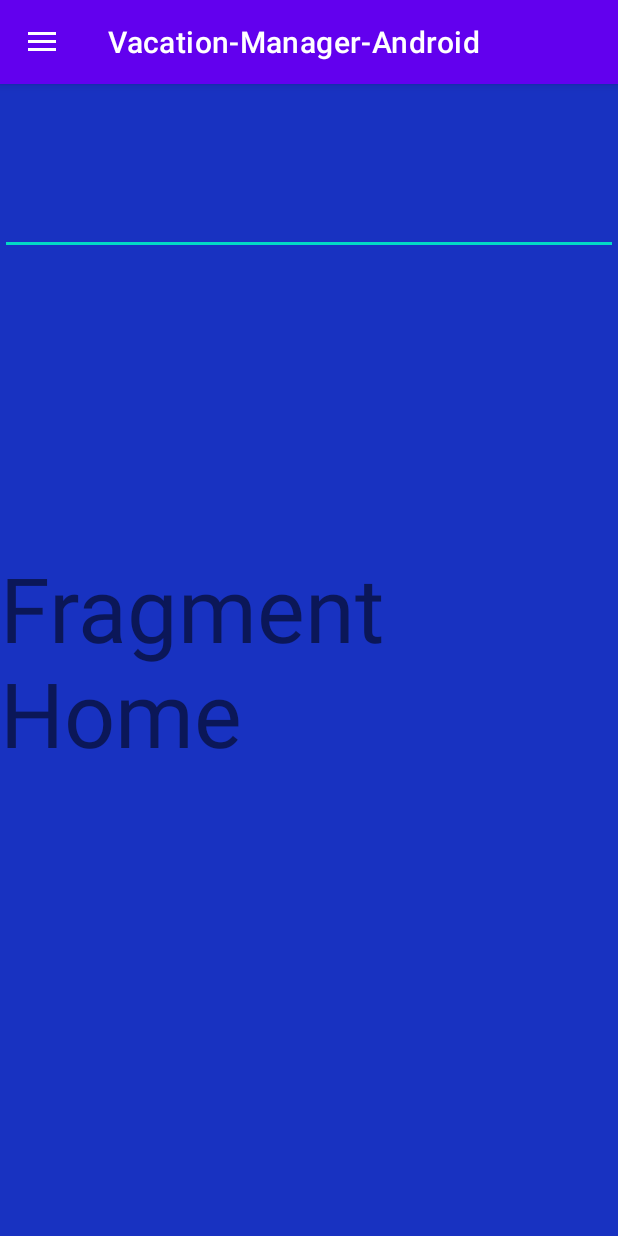
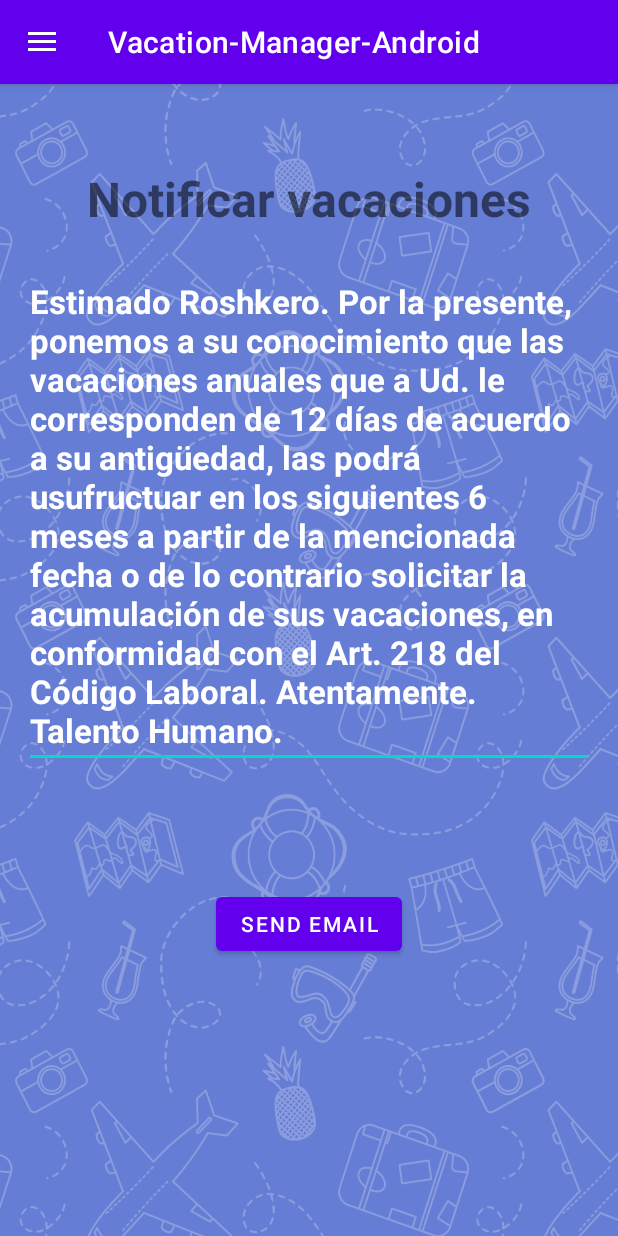
Before and after one commit to EduardoVicente1/Vacation-Manager-Android, an Android app: the HostActivity screen opened directly, with no data from a screen before it, in the side drawer, after a tap on "Aviso de Vacaciones", on a phone screen of 412 x 824 dp. Run offline under Robolectric (Android 15) with nearby library versions, the phone set to English and light mode, and no system bars.

Commit message:
We added Send Email Notification fragment

```diff
--- /dev/null
+++ b/app/src/main/java/com/example/vacation_manager_android/Fragments/SendNotifFragment.kt
@@ -0,0 +1,80 @@
+package com.paulocabelloacha.sendnotif
+
+import android.content.Intent
+import android.net.Uri
+import android.os.Bundle
+import androidx.fragment.app.Fragment
+import android.view.LayoutInflater
+import android.view.View
+import android.view.ViewGroup
+import android.widget.Button
+import android.widget.EditText
+import com.example.vacation_manager_android.R
+
+private const val ARG_PARAM1 = "param1"
+private const val ARG_PARAM2 = "param2"
+
+class SendNotifFragment : Fragment() {
+    private var param1: String? = null
+    private var param2: String? = null
+
+    private lateinit var etBody: EditText
+    private lateinit var btnEmail: Button
+    private lateinit var emailAddresses: Array<String>
+    private lateinit var subject: String
+    private lateinit var body: String
+
+    override fun onCreate(savedInstanceState: Bundle?) {
+        super.onCreate(savedInstanceState)
+        arguments?.let {
+            param1 = it.getString(ARG_PARAM1)
+            param2 = it.getString(ARG_PARAM2)
+        }
+    }
+
+    override fun onCreateView(inflater: LayoutInflater, container: ViewGroup?, savedInstanceState: Bundle?): View? {
+        // Inflate the layout for this fragment
+        return inflater.inflate(R.layout.fragment_send_notif, container, false)
+    }
+
+    override fun onViewCreated(view: View, savedInstanceState: Bundle?) {
+        super.onViewCreated(view, savedInstanceState)
+
+        initVariables(view)
+
+        btnEmail.setOnClickListener {
+            /** Update del edit text **/
+            body = etBody.text.toString()
+
+            val selectorIntent = Intent(Intent.ACTION_SENDTO)
+            selectorIntent.setData(Uri.parse("mailto:"))
+
+            val sendIntent = Intent(Intent.ACTION_SEND)
+            sendIntent.putExtra(Intent.EXTRA_EMAIL, emailAddresses)
+            sendIntent.putExtra(Intent.EXTRA_SUBJECT, subject)
+            sendIntent.putExtra(Intent.EXTRA_TEXT, body)
+            sendIntent.setSelector(selectorIntent)
+            activity?.startActivity(Intent.createChooser(sendIntent, "Send email..."));
+        }
+    }
+
+    private fun initVariables(view: View) {
+        etBody = view.findViewById(R.id.et_body)
+        btnEmail = view.findViewById(R.id.btn_email)
+        // Aqui debe asignar la dir de correo del funcionario
+        emailAddresses = arrayOf("mdocarmo@roshka.com")
+        subject = "ROSHKA - Notificación de vacaciones cusadas"
+        body = etBody.text.toString()
+    }
+
+    companion object {
+        @JvmStatic
+        fun newInstance(param1: String, param2: String) =
+            SendNotifFragment().apply {
+                arguments = Bundle().apply {
+                    putString(ARG_PARAM1, param1)
+                    putString(ARG_PARAM2, param2)
+                }
+            }
+    }
+}
--- a/app/src/main/java/com/example/vacation_manager_android/HostActivity.kt
+++ b/app/src/main/java/com/example/vacation_manager_android/HostActivity.kt
@@ -16,7 +16,9 @@ import androidx.drawerlayout.widget.DrawerLayout
 import androidx.fragment.app.FragmentTransaction
 import com.example.vacation_manager_android.Fragments.FragmentHome
 import com.example.vacation_manager_android.Fragments.FragmentVacationReque
+import com.example.vacation_manager_android.databinding.FragmentSendNotifBinding
 import com.google.android.material.navigation.NavigationView
+import com.paulocabelloacha.sendnotif.SendNotifFragment
 
 class HostActivity : AppCompatActivity(), NavigationView.OnNavigationItemSelectedListener {
 
@@ -44,6 +46,7 @@ class HostActivity : AppCompatActivity(), NavigationView.OnNavigationItemSelecte
     override fun onNavigationItemSelected(item: MenuItem): Boolean {
         val fragmenthome= FragmentHome.newInstance("","")
         val fragmentvacation= FragmentVacationReque.newInstance("","")
+        val fragmentNotifEmail = SendNotifFragment.newInstance("", "")
         when(item.itemId){
             R.id.m_item1 -> supportFragmentManager.beginTransaction()
                 .replace(R.id.contiene_Fragments,fragmenthome)
@@ -56,7 +59,7 @@ class HostActivity : AppCompatActivity(), NavigationView.OnNavigationItemSelecte
                 .addToBackStack(null)
                 .commit()
             R.id.m_item3 -> supportFragmentManager.beginTransaction()
-                .replace(R.id.contiene_Fragments, fragmenthome)
+                .replace(R.id.contiene_Fragments, fragmentNotifEmail)
                 .setTransition(FragmentTransaction.TRANSIT_FRAGMENT_OPEN)
                 .addToBackStack(null)
                 .commit()
--- /dev/null
+++ b/app/src/main/res/layout/fragment_send_notif.xml
@@ -0,0 +1,52 @@
+<?xml version="1.0" encoding="utf-8"?>
+<androidx.constraintlayout.widget.ConstraintLayout xmlns:android="http://schemas.android.com/apk/res/android"
+    xmlns:tools="http://schemas.android.com/tools"
+    android:layout_width="match_parent"
+    android:layout_height="match_parent"
+    xmlns:app="http://schemas.android.com/apk/res-auto"
+    android:background="@drawable/background_splash_screen"
+    android:alpha="0.8"
+    tools:context=".HostActivity">
+
+    <TextView
+        android:id="@+id/tv_title"
+        android:layout_width="wrap_content"
+        android:layout_height="wrap_content"
+        app:layout_constraintStart_toStartOf="parent"
+        app:layout_constraintEnd_toEndOf="parent"
+        app:layout_constraintTop_toTopOf="parent"
+        app:layout_constraintBottom_toTopOf="@id/et_body"
+        android:layout_marginTop="32dp"
+        android:textStyle="bold"
+        android:text="Notificar vacaciones"
+        android:textSize="32dp"
+        />
+
+    <EditText
+        android:id="@+id/et_body"
+        android:layout_width="match_parent"
+        android:layout_height="wrap_content"
+        app:layout_constraintStart_toStartOf="parent"
+        app:layout_constraintEnd_toEndOf="parent"
+        app:layout_constraintTop_toTopOf="parent"
+        android:layout_marginTop="120dp"
+        android:layout_marginStart="16dp"
+        android:layout_marginEnd="16dp"
+        android:textSize="22dp"
+        android:textStyle="bold"
+        android:textColor="@color/white"
+        android:text="@string/notif_body_text"
+        />
+
+    <Button
+        android:id="@+id/btn_email"
+        android:layout_width="wrap_content"
+        android:layout_height="wrap_content"
+        android:text="Send email"
+        app:layout_constraintStart_toStartOf="parent"
+        app:layout_constraintEnd_toEndOf="parent"
+        app:layout_constraintTop_toBottomOf="@id/et_body"
+        android:layout_marginTop="80dp"
+        />
+
+</androidx.constraintlayout.widget.ConstraintLayout>
--- a/app/src/main/res/values/strings.xml
+++ b/app/src/main/res/values/strings.xml
@@ -16,4 +16,17 @@
     <string name="hello_second_fragment">Hello second fragment. Arg: %1$s</string>
     <string name="msg_subscribed">se Subscribio kp</string>
     <string name="msg_subscribe_failed">no andubo tu matraca</string>
+
+    <string name="notif_body_text">
+        Estimado Roshkero.
+
+        Por la presente, ponemos a su conocimiento que las vacaciones anuales que a Ud. le
+        corresponden de 12 días de acuerdo a su antigüedad, las podrá usufructuar en los
+        siguientes 6 meses a partir de la mencionada fecha o de lo contrario solicitar la
+        acumulación de sus vacaciones, en conformidad con el Art. 218 del Código Laboral.
+
+        Atentamente.
+        Talento Humano.
+    </string>
+
 </resources>
```
